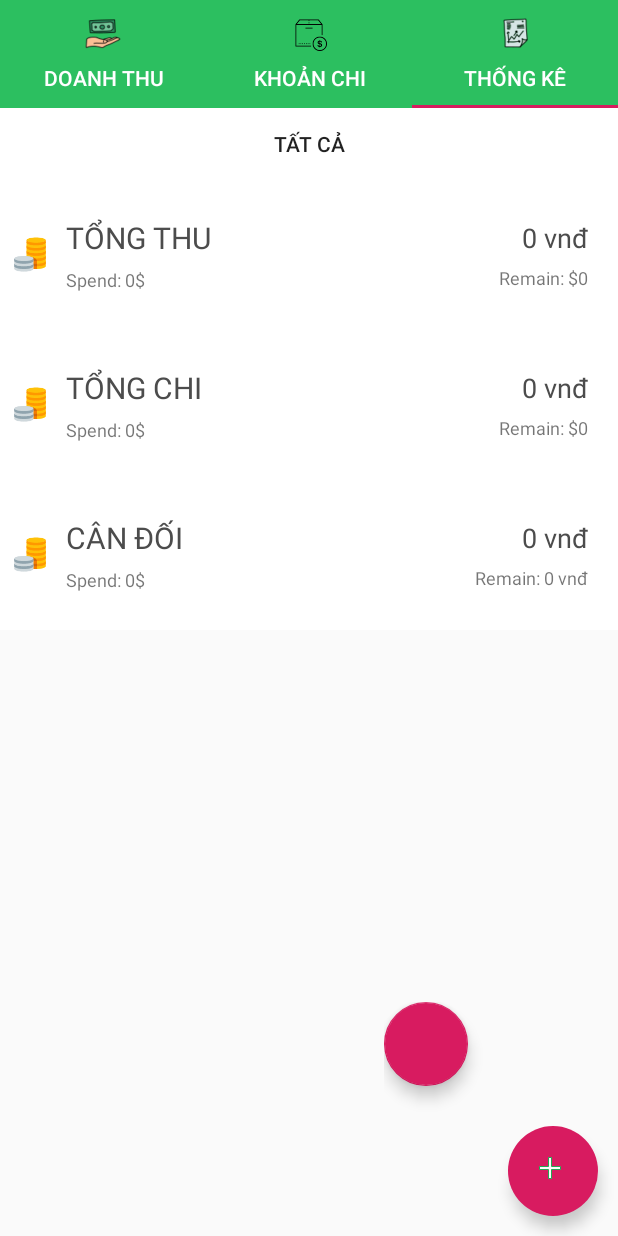
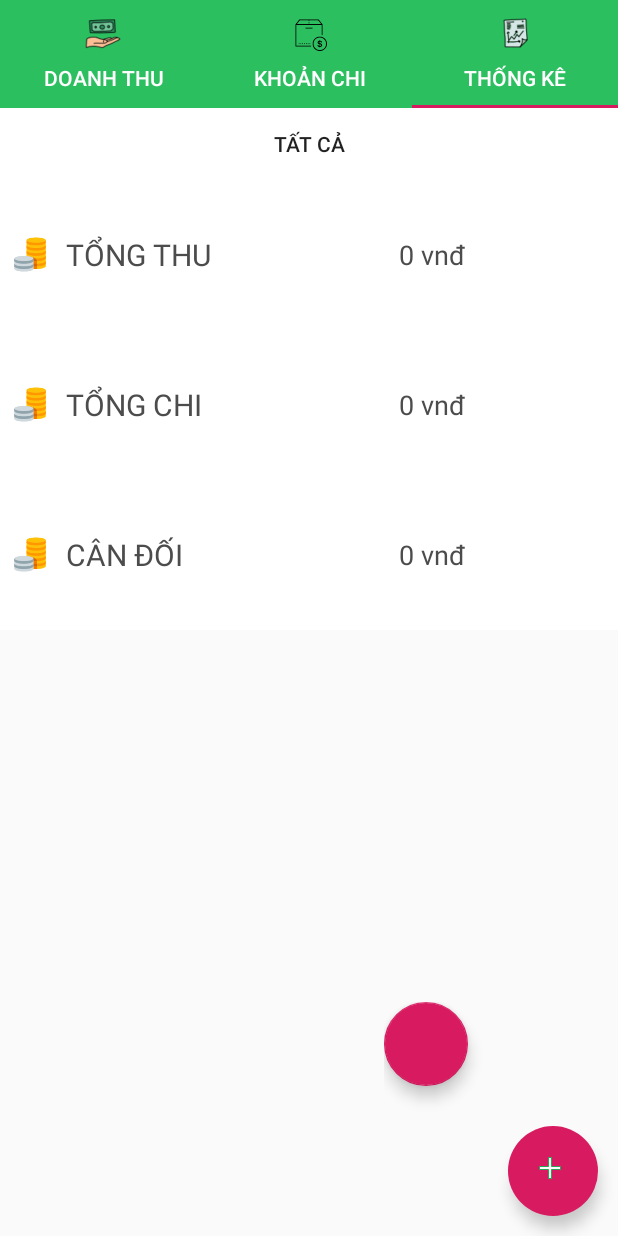
Before and after one commit to TrungJimmy/quanlytaichinh, an Android app: the screen it shows after launch (Main2Activity), tab 3 chosen, on a phone screen of 412 x 824 dp. Run offline under Robolectric (Android 15) with nearby library versions, the phone set to English and light mode, and no system bars; our stand-ins replace sdp/ssp sizes; libraries missing offline, so code that uses them is left out: at.markushi.ui, com.getbase.floatingactionbutton; plain views replace FloatingActionButton, FloatingActionsMenu; 8 statements that could not run were skipped.

Commit message:
sua doi danh muc

```diff
--- a/app/src/main/java/com/example/trungqltc/DoanhThu/AdapterDoanhThu.java
+++ b/app/src/main/java/com/example/trungqltc/DoanhThu/AdapterDoanhThu.java
@@ -40,6 +40,7 @@ public class AdapterDoanhThu extends ArrayAdapter<ItemDoanhThu> {
             viewHolder.ngay_1  = (TextView)convertView.findViewById(R.id.ngay_1);
             viewHolder.ghichu_1 = (TextView)convertView.findViewById(R.id.ghichu_1);
 
+
             convertView.setTag(viewHolder);
         }else{
             viewHolder = (ViewHolder) convertView.getTag();
--- a/app/src/main/java/com/example/trungqltc/DoanhThu/ItemDoanhThu.java
+++ b/app/src/main/java/com/example/trungqltc/DoanhThu/ItemDoanhThu.java
@@ -1,6 +1,7 @@
 package com.example.trungqltc.DoanhThu;
 
 public class ItemDoanhThu {
+
     int id;
     String danhmuc_1;
     float tien_1;
@@ -54,6 +55,7 @@ public class ItemDoanhThu {
         this.tien_1 = tien_1;
     }
 
+
     public String getNgay_1() {
         return ngay_1;
     }
--- a/app/src/main/java/com/example/trungqltc/DoanhThu/doanhthu.java
+++ b/app/src/main/java/com/example/trungqltc/DoanhThu/doanhthu.java
@@ -45,6 +45,8 @@ public class doanhthu extends Fragment {
     EditText editDanhmuc_11;
 //    ImageButton btnMenuAddDoanhThu;
 //    ImageButton btnMenuSuaDoanhThu;
+DecimalFormat integerFormatter = new DecimalFormat("#,###.###", new DecimalFormatSymbols(Locale.US));
+
 
     public AlertDialog alertDialog;
 
@@ -207,6 +209,7 @@ public class doanhthu extends Fragment {
                 editDanhmuc_11 = alert.findViewById(R.id.editDanhmuc_11);
 
                 final ItemDoanhThu itemDoanhThu = list_doanhthu.get(position);
+                //editSotien_11.setText(String.valueOf(integerFormatter.format(editSotien_11)));
 
                 editDanhmuc_11.setText(itemDoanhThu.getDanhmuc_1());
                 editSotien_11.setText((String.valueOf(itemDoanhThu.getTien_1())));
@@ -217,7 +220,6 @@ public class doanhthu extends Fragment {
                 btnMenuSuaDoanhThu.setOnClickListener(new View.OnClickListener() {
                     @Override
                     public void onClick(View v) {
-                        Toast.makeText(getContext(),"Adddd",Toast.LENGTH_SHORT).show();
                         AlertDialog.Builder mBuilder = new AlertDialog.Builder(getContext());
                         View mView = getLayoutInflater().inflate(R.layout.dialog_spinner, null);
                         final Spinner mSpinner = mView.findViewById(R.id.menuSpinner);
@@ -225,7 +227,6 @@ public class doanhthu extends Fragment {
                                 getResources().getStringArray(R.array.Income));
                         adapter.setDropDownViewResource(android.R.layout.simple_spinner_dropdown_item);
                         mSpinner.setAdapter(adapter);
-                        Toast.makeText(getContext(),"Adddd_22222",Toast.LENGTH_SHORT).show();
                         mBuilder.setPositiveButton("OK", new DialogInterface.OnClickListener() {
                             @Override
                             public void onClick(DialogInterface dialog, int i) {
--- a/app/src/main/java/com/example/trungqltc/KhoanChi/DB_Khoanchi.java
+++ b/app/src/main/java/com/example/trungqltc/KhoanChi/DB_Khoanchi.java
@@ -27,7 +27,7 @@ public class DB_Khoanchi extends SQLiteOpenHelper {
     private String SQLQuery = "CREATE TABLE " + KHOAN_CHI + " (" +
             ID_2 + " integer primary key, " +
             DANH_MUC_2 + " STRING, " +
-            SO_TIEN_2 + " STRING, " +
+            SO_TIEN_2 + " INTEGER, " +
             NGAY_2 + " STRING, " +
             GHI_CHU_2 + " STRING ) "  ;
 
--- a/app/src/main/java/com/example/trungqltc/KhoanChi/Item_Khoan_Chi.java
+++ b/app/src/main/java/com/example/trungqltc/KhoanChi/Item_Khoan_Chi.java
@@ -11,6 +11,7 @@ public class Item_Khoan_Chi {
 
     public Item_Khoan_Chi() {
     }
+
     public Item_Khoan_Chi(int tien_2) {
         this.tien_2 = tien_2;
     }
--- a/app/src/main/java/com/example/trungqltc/KhoanChi/khoanchi.java
+++ b/app/src/main/java/com/example/trungqltc/KhoanChi/khoanchi.java
@@ -87,7 +87,6 @@ public class khoanchi extends Fragment {
                 btnMenuAddKhoanChi.setOnClickListener(new View.OnClickListener() {
                     @Override
                     public void onClick(View v) {
-                        Toast.makeText(getContext(),"Adddd",Toast.LENGTH_SHORT).show();
                         AlertDialog.Builder mBuilder = new AlertDialog.Builder(getContext());
                         View mView = getLayoutInflater().inflate(R.layout.dialog_spinner, null);
                         final Spinner mSpinner = mView.findViewById(R.id.menuSpinner);
@@ -95,7 +94,6 @@ public class khoanchi extends Fragment {
                                 getResources().getStringArray(R.array.Spend));
                         adapter.setDropDownViewResource(android.R.layout.simple_spinner_dropdown_item);
                         mSpinner.setAdapter(adapter);
-                        Toast.makeText(getContext(),"Adddd_22222",Toast.LENGTH_SHORT).show();
                         mBuilder.setPositiveButton("OK", new DialogInterface.OnClickListener() {
                             @Override
                             public void onClick(DialogInterface dialog, int i) {
@@ -210,7 +208,6 @@ public class khoanchi extends Fragment {
                 btnMenuSuaKhoanChi.setOnClickListener(new View.OnClickListener() {
                     @Override
                     public void onClick(View v) {
-                        Toast.makeText(getContext(),"Adddd",Toast.LENGTH_SHORT).show();
                         AlertDialog.Builder mBuilder = new AlertDialog.Builder(getContext());
                         View mView = getLayoutInflater().inflate(R.layout.dialog_spinner, null);
                         final Spinner mSpinner = mView.findViewById(R.id.menuSpinner);
@@ -218,7 +215,6 @@ public class khoanchi extends Fragment {
                                 getResources().getStringArray(R.array.Spend));
                         adapter.setDropDownViewResource(android.R.layout.simple_spinner_dropdown_item);
                         mSpinner.setAdapter(adapter);
-                        Toast.makeText(getContext(),"Adddd_22222",Toast.LENGTH_SHORT).show();
                         mBuilder.setPositiveButton("OK", new DialogInterface.OnClickListener() {
                             @Override
                             public void onClick(DialogInterface dialog, int i) {
@@ -270,7 +266,7 @@ public class khoanchi extends Fragment {
                     public void onClick(View view) {
 
                         item_khoan_chi.setDanhmuc_2(edittextDanhmuc_22.getText().toString());
-                        item_khoan_chi.setTien_2(Integer.parseInt(editSotien_22.getText().toString()));
+                        item_khoan_chi.setTien_2(Float.parseFloat(editSotien_22.getText().toString()));
                         item_khoan_chi.setNgay_2(editSuangay_22.getText().toString());
                         item_khoan_chi.setGhichu_2(editGhichu_22.getText().toString());
                         db_khoanchi.updateKhoanchi(item_khoan_chi);
--- a/app/src/main/java/com/example/trungqltc/ThongKe/PieChart.java
+++ b/app/src/main/java/com/example/trungqltc/ThongKe/PieChart.java
@@ -13,13 +13,18 @@ import com.github.mikephil.charting.data.PieData;
 import com.github.mikephil.charting.data.PieDataSet;
 import com.github.mikephil.charting.data.PieEntry;
 
+import java.text.DecimalFormat;
+import java.text.DecimalFormatSymbols;
 import java.util.ArrayList;
 import java.util.List;
+import java.util.Locale;
 
 
 public class PieChart extends AppCompatActivity {
     TextView id1,id2;
     com.github.mikephil.charting.charts.PieChart pieChart;
+    DecimalFormat integerFormatter = new DecimalFormat("#,###.###", new DecimalFormatSymbols(Locale.US));
+
 
 
     @Override
@@ -46,8 +51,9 @@ public class PieChart extends AppCompatActivity {
          int sum = tongchi+tongthu;
          float phantram1 = (tongthu/sum);
 
-         id1.setText("THU: "+tongthu+ "vnđ");
-         id2.setText("CHI: "+tongchi+"vnđ");
+        id1.setText("THU: "+String.valueOf(integerFormatter.format(tongthu))+ "vnđ");
+        id2.setText("CHI: "+String.valueOf(integerFormatter.format(tongchi))+ "vnđ");
+
 
         List<PieEntry> value = new ArrayList<>();
         value.add(new PieEntry(tongthu,"Tổng thu"));
@@ -60,8 +66,8 @@ public class PieChart extends AppCompatActivity {
         pieDataset.setValueTextColor(Color.BLUE);
 
         ArrayList<Integer> colors=new ArrayList<>();
-        colors.add(Color.GRAY);
         colors.add(Color.GREEN);
+        colors.add(Color.RED);
 
         pieDataset.setColors(colors);
         pieChart.animateXY(1400,1400);
--- a/app/src/main/res/layout/adddoanhthu.xml
+++ b/app/src/main/res/layout/adddoanhthu.xml
@@ -73,7 +73,7 @@
             android:textSize="20dp" />
 
         <EditText
-            android:inputType="numberDecimal"
+            android:inputType="number"
             android:id="@+id/edittextSotien_1"
             android:layout_weight="1"
             android:layout_width="match_parent"
--- a/app/src/main/res/layout/fragment_thongke.xml
+++ b/app/src/main/res/layout/fragment_thongke.xml
@@ -133,20 +133,6 @@
                         android:textSize="20dp"
                         android:layout_marginLeft="4dp">
                     </TextView>
-                    <TextView
-                        android:layout_width="wrap_content"
-                        android:layout_height="wrap_content"
-                        android:text="Spend: 0$"
-                        android:layout_marginLeft="4dp"
-                        android:layout_gravity="center_vertical"
-                        android:textSize="12dp"
-                        android:layout_marginTop="6dp">
-                    </TextView>
-
-
-
-
-
                 </LinearLayout>
 
 
@@ -161,22 +147,11 @@
                 <TextView
                     android:layout_width="wrap_content"
                     android:layout_height="wrap_content"
-                    android:text="$ 10,000,000.00"
+                    android:hint="$ 10,000,000.00"
                     android:id="@+id/tongThu"
                     android:textSize="18dp"
                     android:textColor="#4c4c4c"
                     android:layout_marginRight="20dp"/>
-                <TextView
-                    android:layout_width="wrap_content"
-                    android:layout_height="wrap_content"
-                    android:text="Remain: $0"
-
-                    android:textSize="12dp"
-                    android:layout_marginRight="20dp"
-                    android:layout_marginTop="6dp"/>
-
-
-
             </LinearLayout>
 
         </LinearLayout>
@@ -222,21 +197,7 @@
                         android:textSize="20dp"
                         android:layout_marginLeft="4dp">
                     </TextView>
-                    <TextView
-                        android:layout_width="wrap_content"
-                        android:layout_height="wrap_content"
-                        android:text="Spend: 0$"
-                        android:layout_marginLeft="4dp"
-                        android:layout_gravity="center_vertical"
-                        android:textSize="12dp"
-                        android:layout_marginTop="6dp">
-                    </TextView>
-
-
-
-
-
-                </LinearLayout>
+                    </LinearLayout>
 
 
             </LinearLayout>
@@ -250,23 +211,12 @@
                 <TextView
                     android:layout_width="wrap_content"
                     android:layout_height="wrap_content"
-                    android:text="$ 10,000,000.00"
+                    android:hint="$ 10,000,000.00"
                     android:textColor="#4c4c4c"
                     android:id="@+id/tongchi"
                     android:textSize="18dp"
                     android:layout_marginRight="20dp"/>
-                <TextView
-                    android:layout_width="wrap_content"
-                    android:layout_height="wrap_content"
-                    android:text="Remain: $0"
-                    android:id="@+id/reMain"
-                    android:textSize="12dp"
-                    android:layout_marginRight="20dp"
-                    android:layout_marginTop="6dp"/>
-
-
-
-            </LinearLayout>
+                </LinearLayout>
 
         </LinearLayout>
 
@@ -311,21 +261,7 @@
                         android:textSize="20dp"
                         android:layout_marginLeft="4dp">
                     </TextView>
-                    <TextView
-                        android:layout_width="wrap_content"
-                        android:layout_height="wrap_content"
-                        android:text="Spend: 0$"
-                        android:layout_marginLeft="4dp"
-                        android:layout_gravity="center_vertical"
-                        android:textSize="12dp"
-                        android:layout_marginTop="6dp">
-                    </TextView>
-
-
-
-
-
-                </LinearLayout>
+                    </LinearLayout>
 
 
             </LinearLayout>
@@ -339,23 +275,12 @@
                 <TextView
                     android:layout_width="wrap_content"
                     android:layout_height="wrap_content"
-                    android:text="$ 10,000,000.00"
+                    android:hint="$ 10,000,000.00"
                     android:textColor="#4c4c4c"
                     android:id="@+id/candoi"
                     android:textSize="18dp"
                     android:layout_marginRight="20dp"/>
-                <TextView
-                    android:layout_width="wrap_content"
-                    android:layout_height="wrap_content"
-                    android:text="Remain: 0 vnđ"
-                    android:id="@+id/reMain"
-                    android:textSize="12dp"
-                    android:layout_marginRight="20dp"
-                    android:layout_marginTop="6dp"/>
-
-
-
-            </LinearLayout>
+                </LinearLayout>
 
         </LinearLayout>
 
```
Also changed, not shown: 1 other file.
